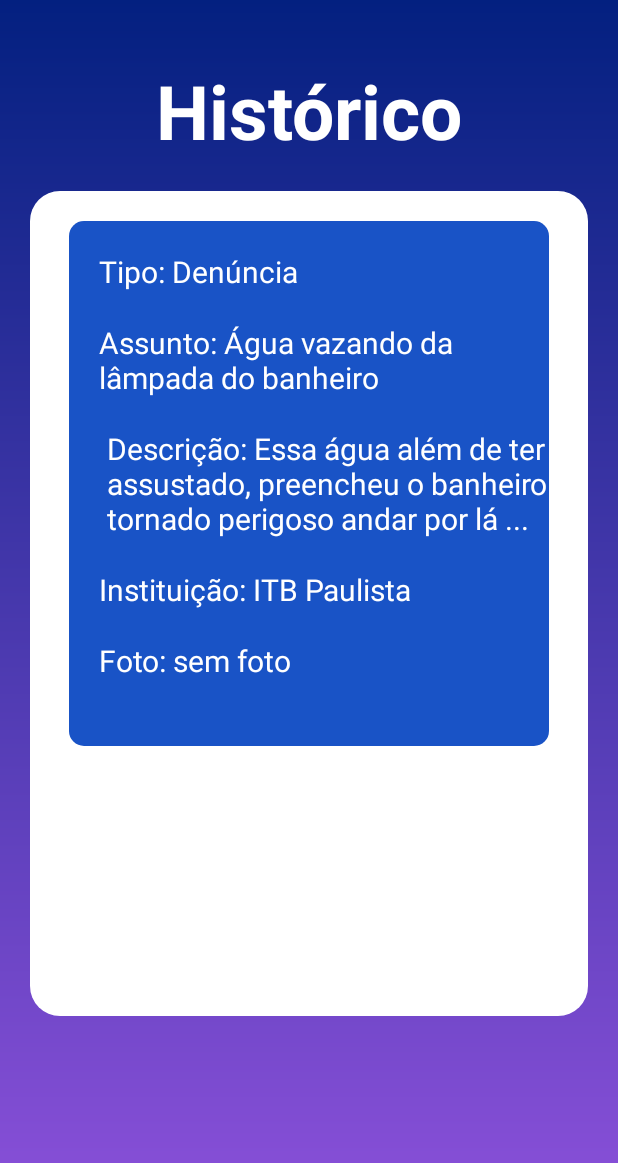
After one commit to PaulinOitavo/AndroidStudioMiseravel, an Android app: the layout activity_historico.xml on its own in the app's theme, with its tools: preview values and no code run, on a phone screen of 412 x 824 dp. The commit adds this screen. Shown: the top 1163 px of the screen. Run offline under Robolectric (Android 15) with nearby library versions, the phone set to English and light mode, and no system bars.

Commit message:
meio paia mas ta ai

```diff
--- a/app/src/main/AndroidManifest.xml
+++ b/app/src/main/AndroidManifest.xml
@@ -13,7 +13,7 @@
         android:theme="@style/Theme.TCCtela"
         tools:targetApi="31">
         <activity
-            android:name=".Perfil"
+            android:name=".Login"
             android:exported="false" />
         <activity
             android:name=".Cadastro"
@@ -22,7 +22,7 @@
             android:name=".MainActivity"
             android:exported="false" />
         <activity
-            android:name=".Login"
+            android:name=".Perfil"
             android:exported="true">
             <intent-filter>
                 <action android:name="android.intent.action.MAIN" />
--- /dev/null
+++ b/app/src/main/res/drawable/container_historic.xml
@@ -0,0 +1,7 @@
+<?xml version="1.0" encoding="utf-8"?>
+<shape xmlns:android="http://schemas.android.com/apk/res/android">
+
+    <solid android:color="@color/blue_2" />
+    <corners android:radius="10dp" />
+
+</shape>
--- /dev/null
+++ b/app/src/main/res/layout/activity_historico.xml
@@ -0,0 +1,108 @@
+<?xml version="1.0" encoding="utf-8"?>
+<androidx.constraintlayout.widget.ConstraintLayout xmlns:android="http://schemas.android.com/apk/res/android"
+    xmlns:app="http://schemas.android.com/apk/res-auto"
+    xmlns:tools="http://schemas.android.com/tools"
+    android:layout_width="match_parent"
+    android:layout_height="match_parent"
+    android:background="@drawable/background"
+    tools:context=".Historico">
+
+    <TextView
+        android:id="@+id/texto_topo"
+        style="@style/texto_grande"
+        android:layout_width="wrap_content"
+        android:layout_height="wrap_content"
+        android:text="Histórico"
+        android:layout_marginTop="40dp"
+        app:layout_constraintStart_toStartOf="parent"
+        app:layout_constraintEnd_toEndOf="parent"
+        app:layout_constraintTop_toTopOf="parent"
+        />
+
+    <View
+        android:id="@+id/containerComponents"
+        style="@style/ContainerComponents"
+        android:layout_height="550dp"
+        app:layout_constraintStart_toStartOf="parent"
+        app:layout_constraintEnd_toEndOf="parent"
+        app:layout_constraintTop_toBottomOf="@id/texto_topo"
+        />
+
+    <View
+        android:id="@+id/historico"
+        style="@style/ContainerHistoric"
+        android:layout_marginLeft="20dp"
+        android:layout_marginRight="20dp"
+        app:layout_constraintTop_toTopOf="@id/containerComponents"
+        app:layout_constraintStart_toStartOf="parent"
+        app:layout_constraintEnd_toEndOf="parent"
+        />
+
+    <TextView
+        android:id="@+id/historicoTipo"
+        style="@style/historicoTexto"
+        android:layout_width="wrap_content"
+        android:layout_height="wrap_content"
+        android:text="Tipo: Denúncia"
+        android:layout_margin="20dp"
+        app:layout_constraintStart_toStartOf="@id/historico"
+        app:layout_constraintStart_toEndOf="parent"
+        app:layout_constraintTop_toTopOf="@id/historico"
+        />
+
+    <TextView
+        android:id="@+id/historicoTipo2"
+        style="@style/historicoTexto"
+        android:layout_width="wrap_content"
+        android:layout_height="wrap_content"
+        android:text="Assunto: Água vazando da \nlâmpada do banheiro"
+        android:layout_marginTop="20dp"
+        android:layout_marginLeft="20dp"
+        app:layout_constraintStart_toStartOf="@id/historico"
+        app:layout_constraintEnd_toEndOf=""
+        app:layout_constraintTop_toBottomOf="@id/historicoTipo"
+        />
+
+    <TextView
+        android:id="@+id/historicoTipo3"
+        style="@style/historicoTexto"
+        android:layout_width="wrap_content"
+        android:layout_height="wrap_content"
+        android:text="Descrição: Essa água além de ter
+        \nassustado, preencheu o banheiro
+        \ntornado perigoso andar por lá ..."
+        android:layout_marginTop="20dp"
+        android:layout_marginLeft="20dp"
+        app:layout_constraintStart_toStartOf="@id/historico"
+        app:layout_constraintEnd_toEndOf="parent"
+        app:layout_constraintTop_toBottomOf="@id/historicoTipo2"
+        />
+
+    <TextView
+        android:id="@+id/historicoTipo4"
+        style="@style/historicoTexto"
+        android:layout_width="wrap_content"
+        android:layout_height="wrap_content"
+        android:text="Instituição: ITB Paulista"
+        android:layout_marginTop="20dp"
+        android:layout_marginLeft="20dp"
+        app:layout_constraintStart_toStartOf="@id/historico"
+        app:layout_constraintTop_toBottomOf="@id/historicoTipo3"
+        />
+
+    <TextView
+        android:id="@+id/historicoTipo5"
+        style="@style/historicoTexto"
+        android:layout_width="wrap_content"
+        android:layout_height="wrap_content"
+        android:text="Foto: sem foto"
+        android:layout_marginTop="20dp"
+        android:layout_marginLeft="20dp"
+        app:layout_constraintStart_toStartOf="@id/historico"
+        app:layout_constraintTop_toBottomOf="@id/historicoTipo4"
+        />
+
+
+
+
+</androidx.constraintlayout.widget.ConstraintLayout>
--- a/app/src/main/res/values/colors.xml
+++ b/app/src/main/res/values/colors.xml
@@ -7,5 +7,6 @@
     <color name="yellow_3">#FFEC70</color>
     <color name="orange">#FFA500</color>
     <color name="blue">#032080</color>
+    <color name="blue_2">#1953C6</color>
     <color name="purple">#8d51db</color>
 </resources>
--- a/app/src/main/res/values/styles.xml
+++ b/app/src/main/res/values/styles.xml
@@ -7,6 +7,18 @@
         <item name="android:layout_height">340dp</item>
         <item name="android:background">@drawable/container_components</item>
         <item name="android:layout_margin">20dp</item>
+    </style>
+    <style name="ContainerHistoric">
+        <item name="android:layout_width">320dp</item>
+        <item name="android:layout_height">350dp</item>
+        <item name="android:background">@drawable/container_historic</item>
+        <item name="android:layout_margin">20dp</item>
+    </style>
+    <style name="historicoTexto">
+        <item name="android:textColor">@color/white</item>
+        <item name="android:textSize">20sp</item>
+
+
     </style>
     <style name="Edit_Text">
         <item name="android:layout_width">match_parent</item>
```
Also changed, not shown: app/src/main/java/com/example/tcctela/Cadastro.java (+16 -1 lines), app/src/main/res/layout/activity_login.xml (+3 -4 lines), app/src/main/res/layout/activity_perfil.xml (deleted, +0 -113 lines), app/src/main/java/com/example/tcctela/Historico.java (renamed from app/src/main/java/com/example/tcctela/Perfil.java).
